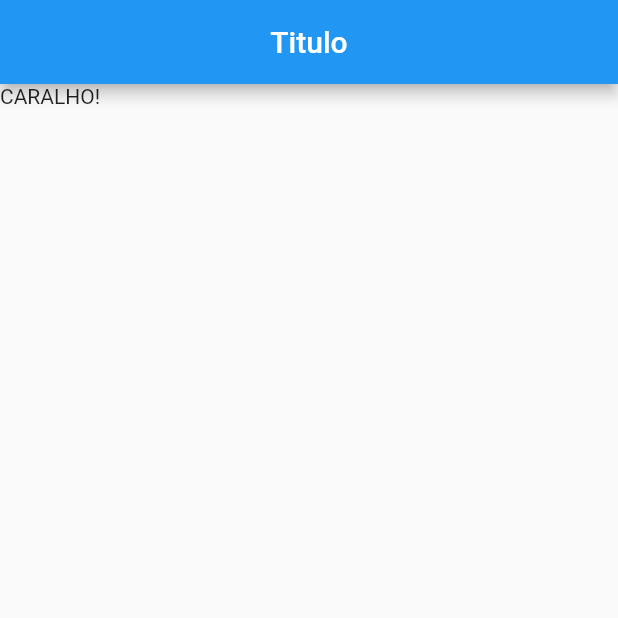
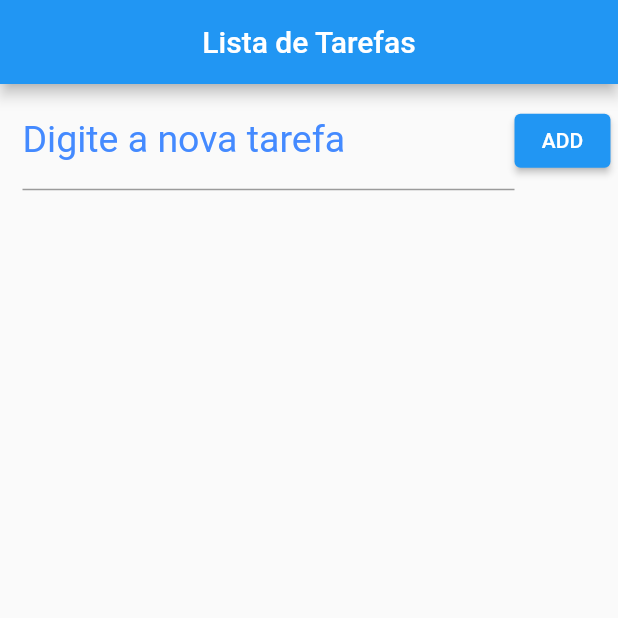
Before and after one commit to MarceloGCprog/lista_tarefas, a Flutter app: the screen it shows after launch, on a phone screen of 412 x 824 dp, the top half of it. Run offline on Flutter 3.47's test engine with Material 2 defaults, Android fonts, the phone set to English and light mode, and no system bars.

Commit message:
Inicio constru lista

```diff
--- a/lista_tarefas/lib/main.dart
+++ b/lista_tarefas/lib/main.dart
@@ -23,11 +23,7 @@ class meuApp extends StatefulWidget {
 class _meuAppState extends State<meuApp> {
   @override
   Widget build(BuildContext context) {
-    return MaterialApp(
-        title: "Lista de Tarefas",
-        home: Scaffold(
-            appBar: AppBar(title: Text("Titulo"), centerTitle: true),
-            body: Text("CARALHO!")));
+    return MaterialApp(title: "Lista de Tarefas", home: telaInicial());
   }
 }
 
@@ -51,9 +47,24 @@ Future<String> readData() async {
   }
 }
 
-/*Widget telaInicial() {
-  return SingleChildScrollView(
-      child: Scaffold(
-          appBar: AppBar(title: Text("Titulo"), centerTitle: true),
-          body: Text("CARALHO!")));
-}*/
+Widget telaInicial() {
+  return Scaffold(
+      appBar: AppBar(title: Text("Lista de Tarefas"), centerTitle: true),
+      body: Column(
+        children: [
+          Container(
+              padding: EdgeInsets.fromLTRB(15, 5, 5, 5),
+              child: Row(children: [
+                Expanded(
+                    child: TextField(
+                  decoration: InputDecoration(
+                      labelText: "Digite a nova tarefa",
+                      labelStyle:
+                          TextStyle(color: Colors.blueAccent, fontSize: 25.0)),
+                )),
+                ElevatedButton(onPressed: () {}, child: Text("ADD"))
+              ])),
+          //Expanded(child: ListView.builder(itemBuilder: )),
+        ],
+      ));
+}
```
